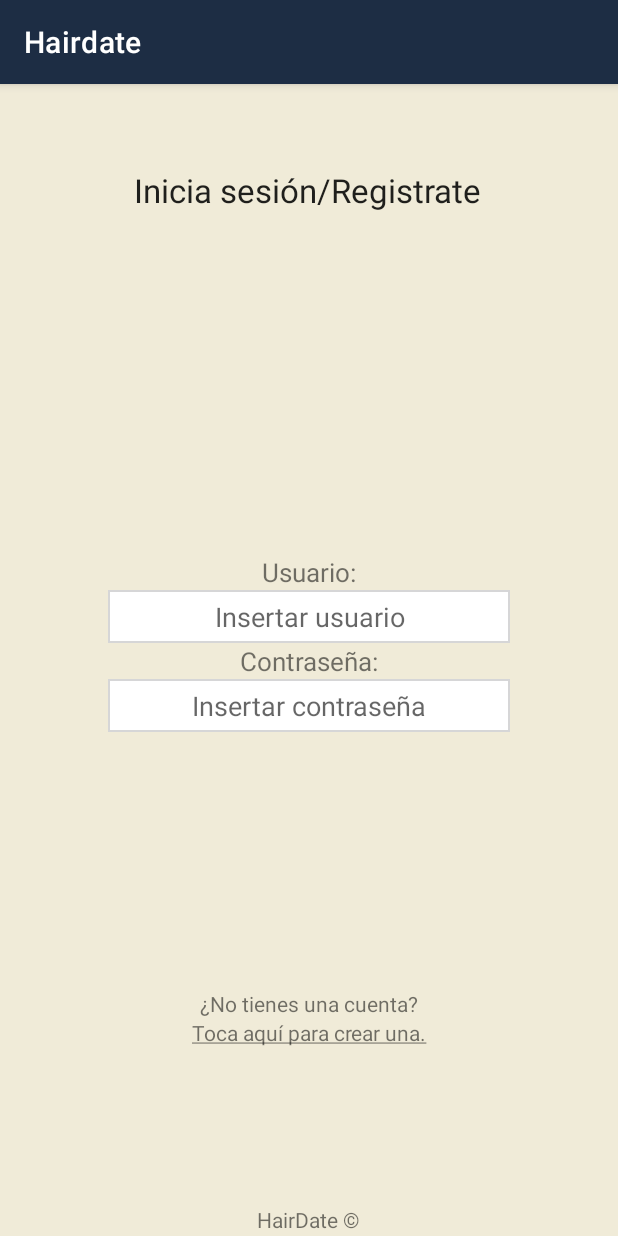
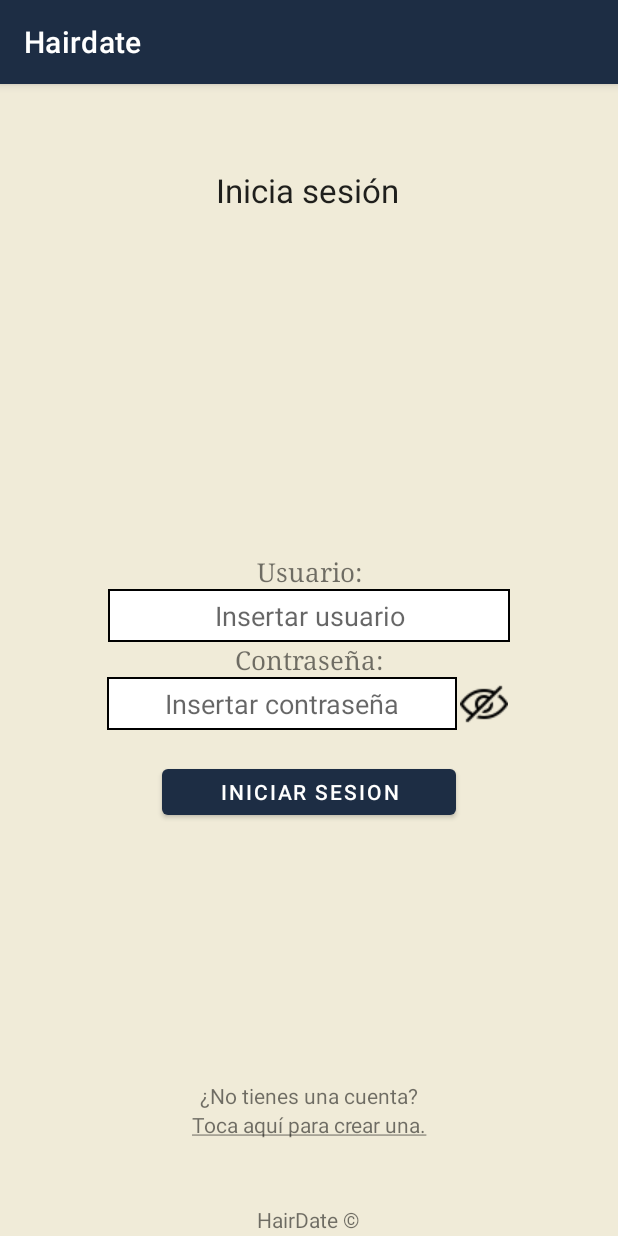
Before and after one commit to alvarovr0/Hairdate, an Android app: the fragment inicioSesion_Peluquero shown on its own in the app's theme, on a phone screen of 412 x 824 dp. Run offline under Robolectric (Android 15) with nearby library versions, the phone set to English and light mode, and no system bars.

Commit message:
Contraseña funcional

```diff
--- a/Hairdate/app/src/main/java/com/example/hairdate/MainActivity.java
+++ b/Hairdate/app/src/main/java/com/example/hairdate/MainActivity.java
@@ -3,6 +3,8 @@ package com.example.hairdate;
 import androidx.appcompat.app.AppCompatActivity;
 
 import android.os.Bundle;
+import android.widget.Button;
+import android.widget.ImageButton;
 
 public class MainActivity extends AppCompatActivity {
 
@@ -10,5 +12,7 @@ public class MainActivity extends AppCompatActivity {
     protected void onCreate(Bundle savedInstanceState) {
         super.onCreate(savedInstanceState);
         setContentView(R.layout.activity_main);
+
+
     }
 }
--- a/Hairdate/app/src/main/java/com/example/hairdate/inicioSesion_Peluquero.java
+++ b/Hairdate/app/src/main/java/com/example/hairdate/inicioSesion_Peluquero.java
@@ -4,25 +4,25 @@ import android.content.Context;
 import android.content.DialogInterface;
 import android.os.Bundle;
 
+import androidx.annotation.NonNull;
 import androidx.fragment.app.Fragment;
 import androidx.navigation.Navigation;
 
+import android.text.InputType;
 import android.view.LayoutInflater;
 import android.view.View;
 import android.view.ViewGroup;
 import android.widget.Button;
+import android.widget.EditText;
+import android.widget.ImageButton;
 import android.widget.TextView;
+import android.widget.Toast;
 
 import org.jetbrains.annotations.NotNull;
 import org.jetbrains.annotations.Nullable;
 
 import kotlin.jvm.internal.Intrinsics;
 
-/**
- * A simple {@link Fragment} subclass.
- * Use the {@link inicioSesion_Peluquero#newInstance} factory method to
- * create an instance of this fragment.
- */
 public class inicioSesion_Peluquero extends Fragment {
 
     // TODO: Rename parameter arguments, choose names that match
@@ -33,8 +33,10 @@ public class inicioSesion_Peluquero extends Fragment {
     // TODO: Rename and change types of parameters
     private String mParam1;
     private String mParam2;
-    private TextView crear;
-
+    TextView crear;
+    ImageButton btn_eyeContrasena_inicio;
+    EditText edTxt_contrasena_inicio;
+    boolean ojoAbierto;
     public inicioSesion_Peluquero() {
         // Required empty public constructor
     }
@@ -67,15 +69,19 @@ public class inicioSesion_Peluquero extends Fragment {
     }
 
     @Override
-    public View onCreateView(LayoutInflater inflater, ViewGroup container,
-                             Bundle savedInstanceState) {
-        // Inflate the layout for this fragment
-        return inflater.inflate(R.layout.fragment_inicio_sesion__peluquero, container, false);
+    public View onCreateView(@NonNull LayoutInflater inflater, @Nullable ViewGroup container, @Nullable Bundle savedInstanceState) {
+        View view = inflater.inflate(R.layout.fragment_inicio_sesion__peluquero, container, false);
+
+
+        return view;
     }
+
+
     public void onViewCreated(@NotNull final View view, @Nullable Bundle savedInstanceState) {
         Intrinsics.checkNotNullParameter(view, "view");
         super.onViewCreated(view, savedInstanceState);
-        crear = (TextView) view.findViewById(R.id.txt_crear1_inicio);
+        this.ojoAbierto = false;
+        this.crear = (TextView) view.findViewById(R.id.txt_crear2_inicio);
         crear.setOnClickListener((View.OnClickListener)(new View.OnClickListener() {
             public final void onClick(View it) {
                 android.app.AlertDialog.Builder constructorDialogo = new android.app.AlertDialog.Builder((Context)inicioSesion_Peluquero.this.requireActivity());
@@ -89,5 +95,22 @@ public class inicioSesion_Peluquero extends Fragment {
                 alerta.show();
             }
         }));
+        this.btn_eyeContrasena_inicio = (ImageButton) view.findViewById(R.id.btn_eyeContrasena_inicio);
+        this.edTxt_contrasena_inicio = (EditText) view.findViewById(R.id.edTxt_contrasena_inicio);
+        this.btn_eyeContrasena_inicio.setOnClickListener((View.OnClickListener)(new View.OnClickListener() {
+            public final void onClick(View it) {
+                // Si el ojo está abierto, lo cambia a cerrado, y la contraseña se deja de ver
+                if (ojoAbierto) {
+                    btn_eyeContrasena_inicio.setImageResource(R.drawable.eye_closed);
+                    edTxt_contrasena_inicio.setInputType(InputType.TYPE_CLASS_TEXT | InputType.TYPE_TEXT_VARIATION_PASSWORD);
+                    ojoAbierto = false;
+                    // Si el ojo está cerrado, lo cambia a abierto y se empieza a ver la contraseña
+                } else {
+                    btn_eyeContrasena_inicio.setImageResource(R.drawable.eye_open);
+                    edTxt_contrasena_inicio.setInputType(InputType.TYPE_CLASS_TEXT | InputType.TYPE_TEXT_VARIATION_NORMAL);
+                    ojoAbierto = true;
+                }
+            }
+        }));
     }
 }
--- a/Hairdate/app/src/main/res/drawable/rectangle.xml
+++ b/Hairdate/app/src/main/res/drawable/rectangle.xml
@@ -1,7 +1,7 @@
 <?xml version="1.0" encoding="UTF-8"?>
 <shape xmlns:android="http://schemas.android.com/apk/res/android">
     <solid android:color="#FFFFFF" />
-    <stroke android:width="1dp" android:color="@color/primary_light" />
+    <stroke android:width="1dp" android:color="@color/black" />
     <padding android:left="1dp" android:top="1dp" android:right="1dp"
         android:bottom="1dp" />
 </shape>
--- a/Hairdate/app/src/main/res/layout/fragment_inicio_sesion__peluquero.xml
+++ b/Hairdate/app/src/main/res/layout/fragment_inicio_sesion__peluquero.xml
@@ -27,14 +27,13 @@
                 android:layout_width="match_parent"
                 android:layout_height="wrap_content"
                 android:gravity="center"
-                android:text="Inicia sesión/Registrate"
+                android:text="Inicia sesión"
                 android:textAppearance="@style/TextAppearance.AppCompat.Large" />
         </LinearLayout>
 
         <LinearLayout
-            android:id="@+id/linearLayout"
             android:layout_width="match_parent"
-            android:layout_height="wrap_content"
+            android:layout_height="350dp"
             android:layout_marginBottom="171dp"
             android:orientation="vertical"
             android:paddingTop="170dp"
@@ -49,7 +48,8 @@
                 android:layout_height="wrap_content"
                 android:gravity="center"
                 android:text="Usuario:"
-                android:textSize="17dp"/>
+                android:textSize="17dp"
+                android:typeface="serif" />
 
             <EditText
                 android:id="@+id/edTxt_correo_inicio"
@@ -60,7 +60,7 @@
                 android:ellipsize="end"
                 android:gravity="center"
                 android:hint="Insertar usuario"
-                android:inputType="numberDecimal"
+                android:inputType="text"
                 android:maxLines="1" />
 
             <TextView
@@ -69,20 +69,45 @@
                 android:layout_height="wrap_content"
                 android:gravity="center"
                 android:text="Contraseña:"
-                android:textSize="17dp"/>
+                android:textSize="17dp"
+                android:typeface="serif" />
+
+            <LinearLayout
+                android:layout_width="match_parent"
+                android:layout_height="35dp"
+                android:gravity="center"
+                android:orientation="horizontal">
 
                 <EditText
-                android:id="@+id/edTxt_contrasena"
-                android:layout_width="268dp"
+                    android:id="@+id/edTxt_contrasena_inicio"
+                    android:layout_width="233dp"
                     android:layout_height="35dp"
                     android:layout_gravity="center"
                     android:background="@drawable/rectangle"
                     android:ellipsize="end"
                     android:gravity="center"
                     android:hint="Insertar contraseña"
-                android:inputType="numberDecimal"
+                    android:inputType="textPassword"
                     android:maxLines="1" />
 
+                <ImageButton
+                    android:id="@+id/btn_eyeContrasena_inicio"
+                    android:layout_width="35dp"
+                    android:layout_height="35dp"
+                    android:background="@null"
+                    android:src="@drawable/eye_closed" />
+
+            </LinearLayout>
+
+            <Button
+                android:id="@+id/btn_iniciarSesion_inicio"
+                android:layout_width="196dp"
+                android:layout_height="wrap_content"
+                android:layout_gravity="center"
+                android:gravity="center"
+                android:text="Iniciar Sesion"
+                android:textColor="@color/white"
+                android:layout_marginTop="20dp"/>
 
         </LinearLayout>
 
--- a/Hairdate/app/src/main/res/values-night/themes.xml
+++ b/Hairdate/app/src/main/res/values-night/themes.xml
@@ -4,7 +4,7 @@
         <!-- Primary brand color. -->
         <item name="colorPrimary">#1D2D44</item>
         <item name="colorPrimaryVariant">#0D1321</item>
-        <item name="colorOnPrimary">@color/white</item>
+        <item name="colorOnPrimary">@color/black</item>
         <!-- Secondary brand color. -->
         <item name="colorSecondary">@color/teal_200</item>
         <item name="colorSecondaryVariant">@color/teal_700</item>
--- a/Hairdate/app/src/main/res/values/themes.xml
+++ b/Hairdate/app/src/main/res/values/themes.xml
@@ -4,7 +4,7 @@
         <!-- Primary brand color. -->
         <item name="colorPrimary">#1D2D44</item>
         <item name="colorPrimaryVariant">#0D1321</item>
-        <item name="colorOnPrimary">@color/white</item>
+        <item name="colorOnPrimary">@color/black</item>
         <!-- Secondary brand color. -->
         <item name="colorSecondary">@color/teal_200</item>
         <item name="colorSecondaryVariant">@color/teal_700</item>
```
Also changed, not shown: Hairdate/app/src/main/res/drawable/eye_closed.png (added), Hairdate/app/src/main/res/drawable/eye_open.png (added). Lines whose indentation alone changed are shown as unchanged.
